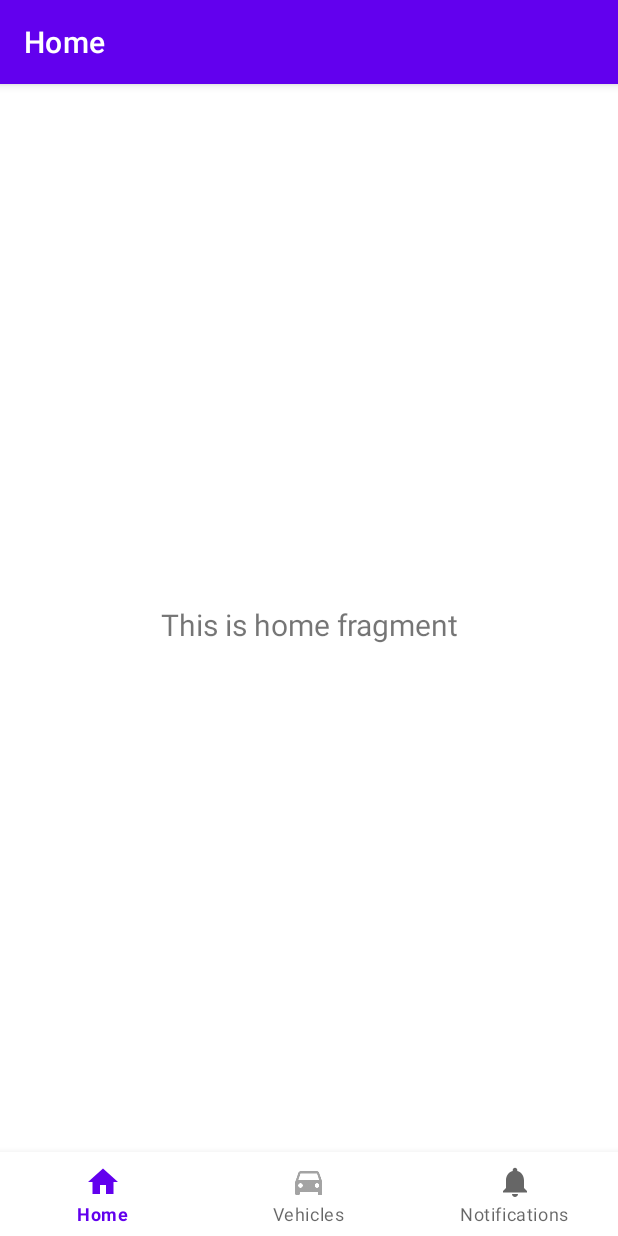
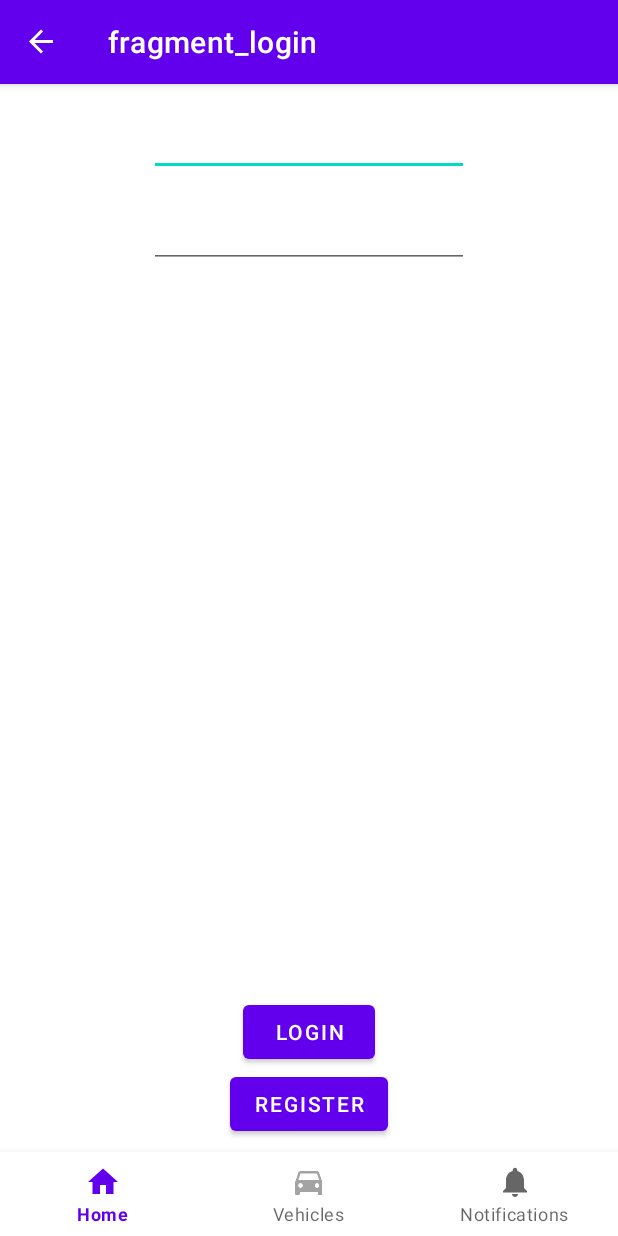
Before and after one commit to vladutstoica/VehicleBulletin, an Android app: the screen it shows after launch (MainActivity), on a phone screen of 412 x 824 dp. Run offline under Robolectric (Android 15) with nearby library versions, the phone set to English and light mode, and no system bars; our stand-ins replace Firebase (no records; nobody signed in at launch, a user with empty details on screens opened directly), navigation-ui.

Commit message:
login working fine

```diff
--- a/app/build.gradle
+++ b/app/build.gradle
@@ -1,4 +1,5 @@
 apply plugin: 'com.android.application'
+apply plugin: 'com.google.gms.google-services'
 
 android {
     compileSdkVersion 29
@@ -33,6 +34,7 @@ dependencies {
     implementation 'androidx.lifecycle:lifecycle-extensions:2.2.0'
     implementation 'androidx.legacy:legacy-support-v4:1.0.0'
     implementation 'androidx.recyclerview:recyclerview:1.1.0'
+    implementation 'com.google.firebase:firebase-auth:19.3.1'
     testImplementation 'junit:junit:4.12'
     androidTestImplementation 'androidx.test.ext:junit:1.1.1'
     androidTestImplementation 'androidx.test.espresso:espresso-core:3.2.0'
--- a/app/src/main/java/com/shto/vehiclebulletin/MainActivity.java
+++ b/app/src/main/java/com/shto/vehiclebulletin/MainActivity.java
@@ -1,8 +1,12 @@
 package com.shto.vehiclebulletin;
 
 import android.os.Bundle;
+import android.widget.Toast;
 
 import com.google.android.material.bottomnavigation.BottomNavigationView;
+import com.google.firebase.auth.FirebaseAuth;
+import com.google.firebase.auth.FirebaseUser;
+import com.shto.vehiclebulletin.ui.login.LoginFragment;
 import com.shto.vehiclebulletin.ui.vehicles.Vehicles;
 
 import androidx.appcompat.app.AppCompatActivity;
@@ -13,11 +17,17 @@ import androidx.navigation.ui.NavigationUI;
 
 public class MainActivity extends AppCompatActivity {
 
+    //
+    private FirebaseAuth mAuth;
+
     @Override
     protected void onCreate(Bundle savedInstanceState) {
         super.onCreate(savedInstanceState);
+        setContentView(R.layout.activity_main);
 
-        setContentView(R.layout.activity_main);
+        //
+        mAuth = FirebaseAuth.getInstance();
+
         BottomNavigationView navView = findViewById(R.id.nav_view);
         // Passing each menu ID as a set of Ids because each
         // menu should be considered as top level destinations.
@@ -31,6 +41,35 @@ public class MainActivity extends AppCompatActivity {
         NavController navController = Navigation.findNavController(this, R.id.nav_host_fragment);
         NavigationUI.setupActionBarWithNavController(this, navController, appBarConfiguration);
         NavigationUI.setupWithNavController(navView, navController);
+
+        //
+        FirebaseAuth.getInstance().signOut();
+        FirebaseUser user = mAuth.getCurrentUser();
+        if (user != null) {
+            // User is signed in
+        } else {
+            // No user is signed in
+            Toast.makeText(this, "no user signed in", Toast.LENGTH_SHORT).show();
+            navController.navigate(R.id.loginFragment);
+            //getSupportFragmentManager().beginTransaction().replace(R.id.container, LoginFragment.newInstance()).commit();
+        }
+
+
     }
-
+/*
+    @Override
+    public void onStart() {
+        super.onStart();
+        // Check if user is signed in (non-null) and update UI accordingly.
+        FirebaseUser user = mAuth.getCurrentUser();
+        if (user != null) {
+            // User is signed in
+        } else {
+            // No user is signed in
+            Toast.makeText(this, "no user signed in", Toast.LENGTH_SHORT).show();
+            Navigation.findNavController(this, R.id.loginFragment);
+            //navController.navigate(R.id.loginFragment);
+        }
+    }
+*/
 }
--- a/app/src/main/java/com/shto/vehiclebulletin/ui/login/LoginFragment.java
+++ b/app/src/main/java/com/shto/vehiclebulletin/ui/login/LoginFragment.java
@@ -1,66 +1,128 @@
 package com.shto.vehiclebulletin.ui.login;
 
 import android.os.Bundle;
-
-import androidx.fragment.app.Fragment;
-
+import android.util.Log;
 import android.view.LayoutInflater;
 import android.view.View;
 import android.view.ViewGroup;
+import android.widget.Button;
+import android.widget.EditText;
+import android.widget.Toast;
 
+import androidx.annotation.NonNull;
+import androidx.annotation.Nullable;
+import androidx.fragment.app.Fragment;
+import androidx.recyclerview.widget.RecyclerView;
+
+import com.google.android.gms.tasks.OnCompleteListener;
+import com.google.android.gms.tasks.Task;
+import com.google.firebase.auth.AuthResult;
+import com.google.firebase.auth.FirebaseAuth;
+import com.google.firebase.auth.FirebaseUser;
 import com.shto.vehiclebulletin.R;
 
-/**
- * A simple {@link Fragment} subclass.
- * Use the {@link LoginFragment#newInstance} factory method to
- * create an instance of this fragment.
- */
+import java.util.Objects;
+import java.util.concurrent.Executor;
+
+
 public class LoginFragment extends Fragment {
 
-    // TODO: Rename parameter arguments, choose names that match
-    // the fragment initialization parameters, e.g. ARG_ITEM_NUMBER
-    private static final String ARG_PARAM1 = "param1";
-    private static final String ARG_PARAM2 = "param2";
+    private static final String TAG = "login";
+    private FirebaseAuth mAuth;
 
-    // TODO: Rename and change types of parameters
-    private String mParam1;
-    private String mParam2;
+    //
+    EditText mEmail;
+    EditText mPassword;
 
-    public LoginFragment() {
-        // Required empty public constructor
+    @Override
+    public void onCreate(@Nullable Bundle savedInstanceState) {
+        super.onCreate(savedInstanceState);
+
+        // Initialize the FirebaseAuth instance
+        mAuth = FirebaseAuth.getInstance();
     }
 
-    /**
-     * Use this factory method to create a new instance of
-     * this fragment using the provided parameters.
-     *
-     * @param param1 Parameter 1.
-     * @param param2 Parameter 2.
-     * @return A new instance of fragment LoginFragment.
-     */
-    // TODO: Rename and change types and number of parameters
-    public static LoginFragment newInstance(String param1, String param2) {
-        LoginFragment fragment = new LoginFragment();
-        Bundle args = new Bundle();
-        args.putString(ARG_PARAM1, param1);
-        args.putString(ARG_PARAM2, param2);
-        fragment.setArguments(args);
-        return fragment;
+    @Nullable
+    @Override
+    public View onCreateView(@NonNull LayoutInflater inflater, @Nullable ViewGroup container, @Nullable Bundle savedInstanceState) {
+        View root = inflater.inflate(R.layout.fragment_login, container, false);
+
+        mEmail = root.findViewById(R.id.email_input);
+        mPassword = root.findViewById(R.id.password_input);
+
+        Button loginButton = root.findViewById(R.id.login_button);
+        loginButton.setOnClickListener(new View.OnClickListener() {
+            @Override
+            public void onClick(View v) {
+                login(mEmail.getText().toString(), mPassword.getText().toString());
+            }
+        });
+
+        return root;
     }
 
     @Override
-    public void onCreate(Bundle savedInstanceState) {
-        super.onCreate(savedInstanceState);
-        if (getArguments() != null) {
-            mParam1 = getArguments().getString(ARG_PARAM1);
-            mParam2 = getArguments().getString(ARG_PARAM2);
-        }
+    public void onStart() {
+        super.onStart();
+
+        // Check if user is signed in (non-null) and update UI accordingly.
+        FirebaseUser currentUser = mAuth.getCurrentUser();
+        updateUI(currentUser);
     }
 
-    @Override
-    public View onCreateView(LayoutInflater inflater, ViewGroup container,
-                             Bundle savedInstanceState) {
-        // Inflate the layout for this fragment
-        return inflater.inflate(R.layout.fragment_login, container, false);
+    private void login(String email, String password) {
+
+        Log.d(TAG, "signIn:" + email);
+        if (!validateForm()) {
+            return;
+        }
+
+        mAuth.signInWithEmailAndPassword(email, password)
+                .addOnCompleteListener(requireActivity(), new OnCompleteListener<AuthResult>() {
+                    @Override
+                    public void onComplete(@NonNull Task<AuthResult> task) {
+                        if (task.isSuccessful()) {
+                            // Sign in success, update UI with the signed-in user's information
+                            Log.d(TAG, "signInWithEmail:success");
+                            FirebaseUser user = mAuth.getCurrentUser();
+                            updateUI(user);
+                        } else {
+                            // If sign in fails, display a message to the user.
+                            Log.w(TAG, "signInWithEmail:failure", task.getException());
+                            Toast.makeText(getContext(), "Authentication failed.",
+                                    Toast.LENGTH_SHORT).show();
+                            updateUI(null);
+                        }
+
+                        // ...
+                    }
+                });
+    }
+
+    private boolean validateForm() {
+        boolean valid = true;
+
+        /*
+        String email = mBinding.fieldEmail.getText().toString();
+        if (TextUtils.isEmpty(email)) {
+            mBinding.fieldEmail.setError("Required.");
+            valid = false;
+        } else {
+            mBinding.fieldEmail.setError(null);
+        }
+
+        String password = mBinding.fieldPassword.getText().toString();
+        if (TextUtils.isEmpty(password)) {
+            mBinding.fieldPassword.setError("Required.");
+            valid = false;
+        } else {
+            mBinding.fieldPassword.setError(null);
+        }
+        */
+
+        return valid;
+    }
+
+    private void updateUI(FirebaseUser user) {
     }
 }
--- a/app/src/main/res/layout/fragment_login.xml
+++ b/app/src/main/res/layout/fragment_login.xml
@@ -1,14 +1,50 @@
 <?xml version="1.0" encoding="utf-8"?>
-<FrameLayout xmlns:android="http://schemas.android.com/apk/res/android"
+<androidx.constraintlayout.widget.ConstraintLayout xmlns:android="http://schemas.android.com/apk/res/android"
+    xmlns:app="http://schemas.android.com/apk/res-auto"
     xmlns:tools="http://schemas.android.com/tools"
     android:layout_width="match_parent"
     android:layout_height="match_parent"
     tools:context=".ui.login.LoginFragment">
 
-    <!-- TODO: Update blank fragment layout -->
-    <TextView
-        android:layout_width="match_parent"
-        android:layout_height="match_parent"
-        android:text="@string/hello_blank_fragment" />
+    <EditText
+        android:id="@+id/email_input"
+        android:layout_width="wrap_content"
+        android:layout_height="wrap_content"
+        android:layout_marginTop="16dp"
+        android:ems="10"
+        android:inputType="textEmailAddress"
+        app:layout_constraintEnd_toEndOf="parent"
+        app:layout_constraintStart_toStartOf="parent"
+        app:layout_constraintTop_toTopOf="parent" />
 
-</FrameLayout>
+    <EditText
+        android:id="@+id/password_input"
+        android:layout_width="wrap_content"
+        android:layout_height="wrap_content"
+        android:layout_marginTop="16dp"
+        android:ems="10"
+        android:inputType="textPassword"
+        app:layout_constraintEnd_toEndOf="parent"
+        app:layout_constraintStart_toStartOf="parent"
+        app:layout_constraintTop_toBottomOf="@+id/email_input" />
+
+    <Button
+        android:id="@+id/login_button"
+        android:layout_width="wrap_content"
+        android:layout_height="wrap_content"
+        android:text="LOGIN"
+        app:layout_constraintBottom_toTopOf="@+id/register_goto_button"
+        app:layout_constraintEnd_toEndOf="parent"
+        app:layout_constraintStart_toStartOf="parent" />
+
+    <Button
+        android:id="@+id/register_goto_button"
+        android:layout_width="wrap_content"
+        android:layout_height="wrap_content"
+        android:layout_marginBottom="8dp"
+        android:text="REGISTER"
+        app:layout_constraintBottom_toBottomOf="parent"
+        app:layout_constraintEnd_toEndOf="parent"
+        app:layout_constraintStart_toStartOf="parent" />
+
+</androidx.constraintlayout.widget.ConstraintLayout>
--- a/app/src/main/res/layout/fragment_notifications.xml
+++ b/app/src/main/res/layout/fragment_notifications.xml
@@ -18,5 +18,6 @@
         app:layout_constraintBottom_toBottomOf="parent"
         app:layout_constraintEnd_toEndOf="parent"
         app:layout_constraintStart_toStartOf="parent"
-        app:layout_constraintTop_toTopOf="parent" />
+        app:layout_constraintTop_toTopOf="parent"
+        android:gravity="center_horizontal" />
 </androidx.constraintlayout.widget.ConstraintLayout>
--- a/app/src/main/res/navigation/mobile_navigation.xml
+++ b/app/src/main/res/navigation/mobile_navigation.xml
@@ -22,4 +22,9 @@
         android:name="com.shto.vehiclebulletin.ui.notifications.NotificationsFragment"
         android:label="@string/title_notifications"
         tools:layout="@layout/fragment_notifications" />
+    <fragment
+        android:id="@+id/loginFragment"
+        android:name="com.shto.vehiclebulletin.ui.login.LoginFragment"
+        android:label="fragment_login"
+        tools:layout="@layout/fragment_login" />
 </navigation>
--- a/build.gradle
+++ b/build.gradle
@@ -6,6 +6,7 @@ buildscript {
     }
     dependencies {
         classpath "com.android.tools.build:gradle:4.0.0"
+        classpath 'com.google.gms:google-services:4.3.3'
 
         // NOTE: Do not place your application dependencies here; they belong
         // in the individual module build.gradle files
```
